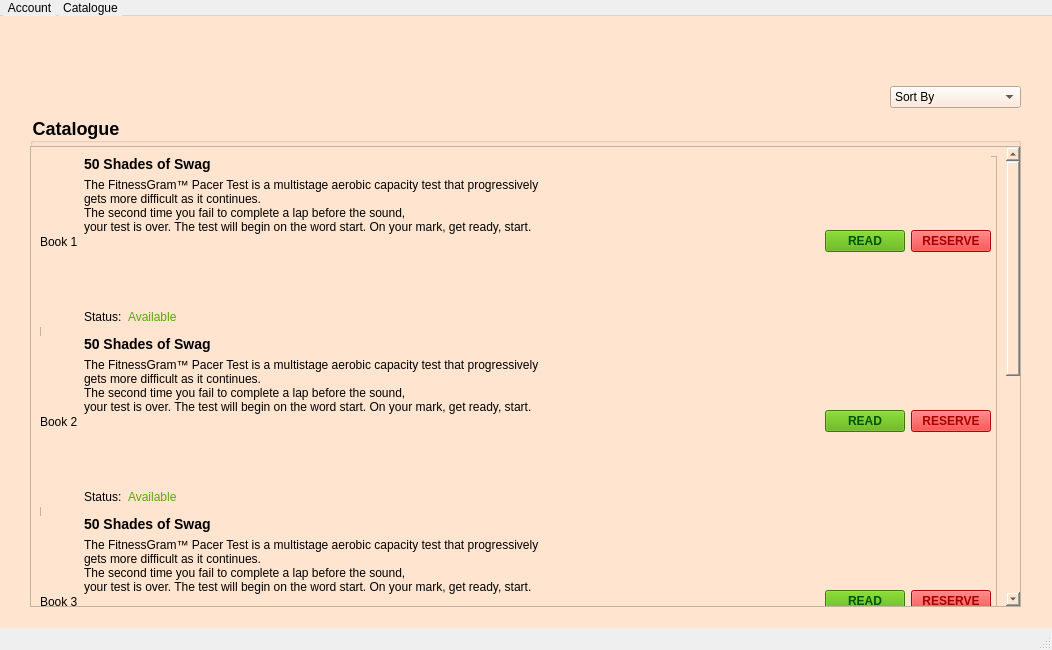
Old version of the form LibraryInformationSystem/membercatalogue.ui in the repository janelle-lr/CS106LibraryInformationSystem.
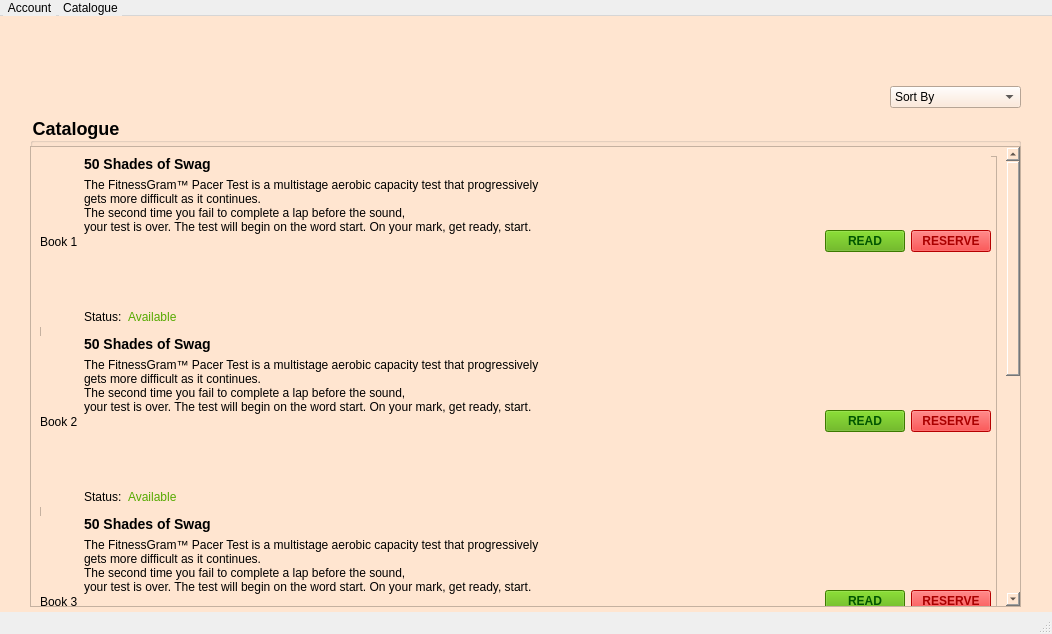
New version of the form. Icons and pictures are not drawn.

```diff
--- a/LibraryInformationSystem/membercatalogue.ui
+++ b/LibraryInformationSystem/membercatalogue.ui
@@ -7,7 +7,7 @@
     <x>0</x>
     <y>0</y>
     <width>1052</width>
-    <height>650</height>
+    <height>634</height>
    </rect>
   </property>
   <property name="minimumSize">
```
Left out of the diff: 20 changed lines with no effect on the pictures.
